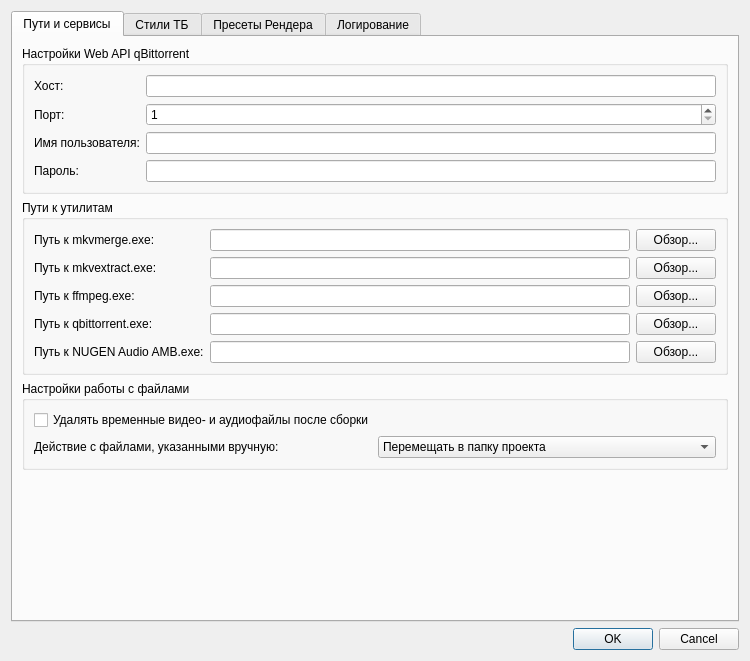
Above: ui/settingsdialog.ui from IceHoles/DubbingTool before the change. Below: the same form after it.
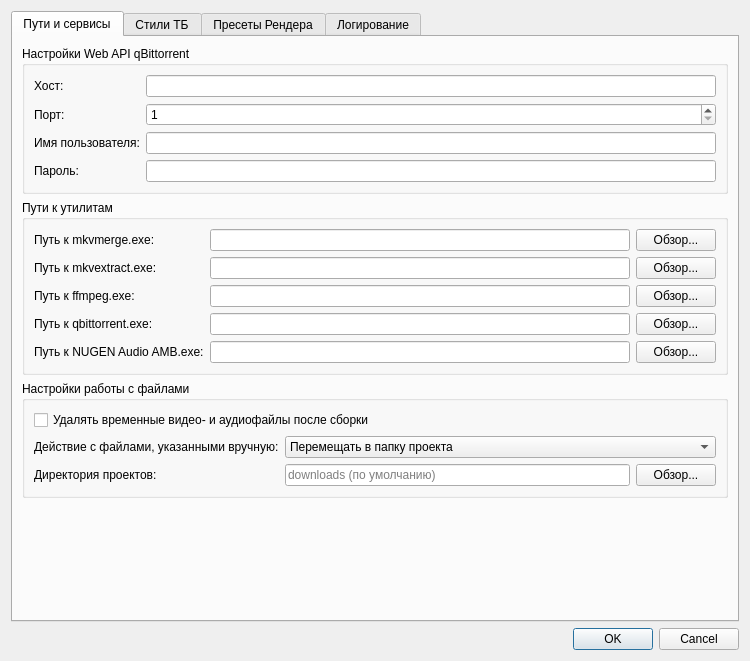
That is the form after the change.

Commit message:
feat: configurable project directory and simplified PathManager
- Simplify PathManager from 4 dirs (Sources, Processed Subs, RU Audio, Result) to 2 (Sources, Result). All intermediate files now go into Sources/.

- Add projectDirectory setting to AppSettings, replacing hardcoded downloads/ base path. Empty value falls back to downloads.

- UseOriginalPath mode in startWithManualFile() creates project structure next to source file, with result placed directly in the source directory.

- Add project directory and file action settings to SettingsDialog and SetupWizardDialog.

The edit to the form file:
```diff
--- a/ui/settingsdialog.ui
+++ b/ui/settingsdialog.ui
@@ -201,7 +201,7 @@
             </property>
            </widget>
           </item>
-          <item row="1" column="1">
+          <item row="1" column="1" colspan="2">
            <widget class="QComboBox" name="userFileActionComboBox">
             <item>
              <property name="text">
@@ -220,6 +220,27 @@
             </item>
            </widget>
           </item>
+          <item row="2" column="0">
+           <widget class="QLabel" name="projectDirectoryLabel">
+            <property name="text">
+             <string>Директория проектов:</string>
+            </property>
+           </widget>
+          </item>
+          <item row="2" column="1">
+           <widget class="QLineEdit" name="projectDirectoryEdit">
+            <property name="placeholderText">
+             <string>downloads (по умолчанию)</string>
+            </property>
+           </widget>
+          </item>
+          <item row="2" column="2">
+           <widget class="QPushButton" name="browseProjectDirectoryButton">
+            <property name="text">
+             <string>Обзор...</string>
+            </property>
+           </widget>
+          </item>
          </layout>
         </widget>
        </item>
```
Left out of the diff: 2 changed lines with no effect on the pictures. The commit also changes 8 other files.
